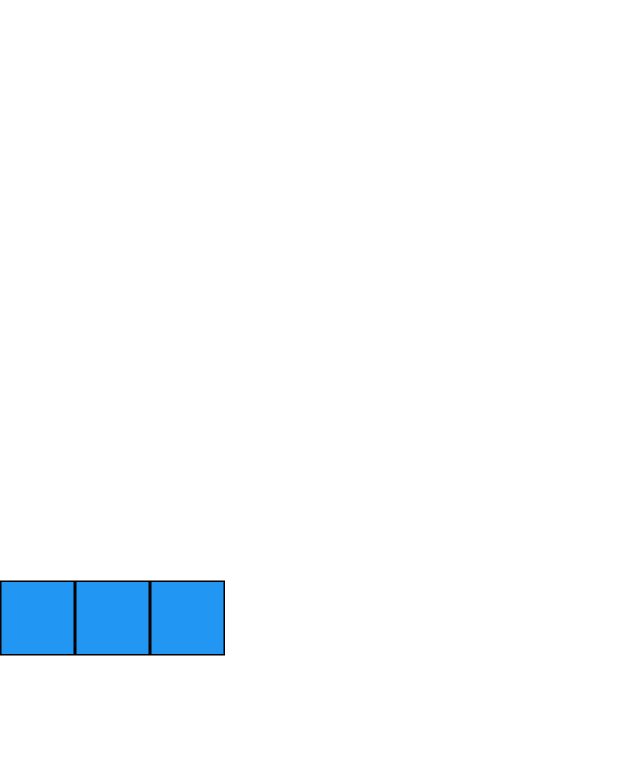
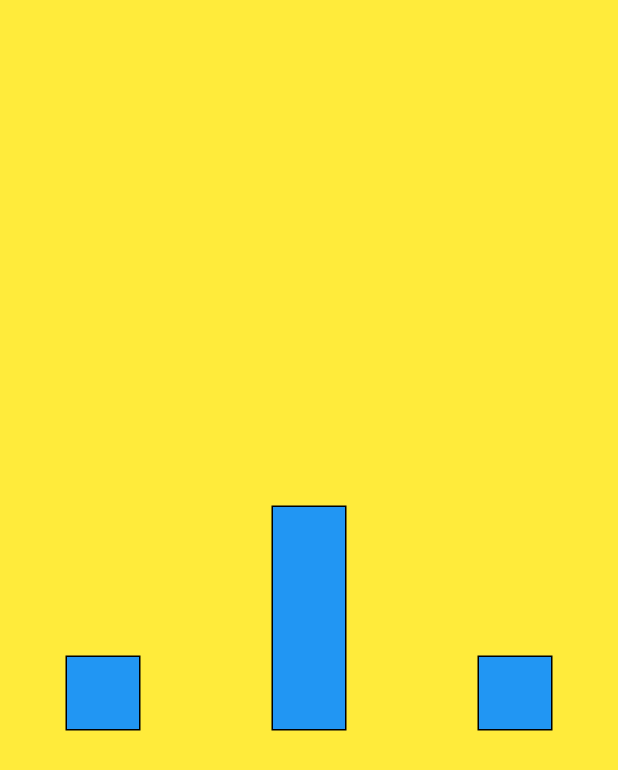
Before and after one commit to Runebjo/Flutter_Layout_Tutorial, a Flutter app: the screen it shows after launch, on a phone screen of 412 x 824 dp. Shown: the top 770 px of the screen. Run offline on Flutter 3.47's test engine with Material 2 defaults, Android fonts, the phone set to English and light mode, and no system bars.

Commit message:
Playing with Rows

```diff
--- a/lib/main.dart
+++ b/lib/main.dart
@@ -8,18 +8,25 @@ class MyApp extends StatelessWidget {
   @override
   Widget build(BuildContext context) {
     return MaterialApp(
-      title: 'Flutter Demo',
+      title: 'Flutter Layout Tutorial',
       debugShowCheckedModeBanner: false,
       theme: ThemeData(
         primarySwatch: Colors.blue,
         visualDensity: VisualDensity.adaptivePlatformDensity,
       ),
-      home: Row(
-        children: [
-          BlueBox(),
-          BlueBox(),
-          BlueBox(),
-        ],
+      home: Scaffold(
+        backgroundColor: Colors.yellow,
+        body: Center(
+          child: Row(
+            mainAxisAlignment: MainAxisAlignment.spaceAround,
+            crossAxisAlignment: CrossAxisAlignment.end,
+            children: [
+              BlueBox(),
+              BiggerBlueBox(),
+              BlueBox(),
+            ],
+          ),
+        ),
       ),
     );
   }
@@ -38,3 +45,17 @@ class BlueBox extends StatelessWidget {
     );
   }
 }
+
+class BiggerBlueBox extends StatelessWidget {
+  @override
+  Widget build(BuildContext context) {
+    return Container(
+      width: 50,
+      height: 150,
+      decoration: BoxDecoration(
+        color: Colors.blue,
+        border: Border.all(),
+      ),
+    );
+  }
+}
```
